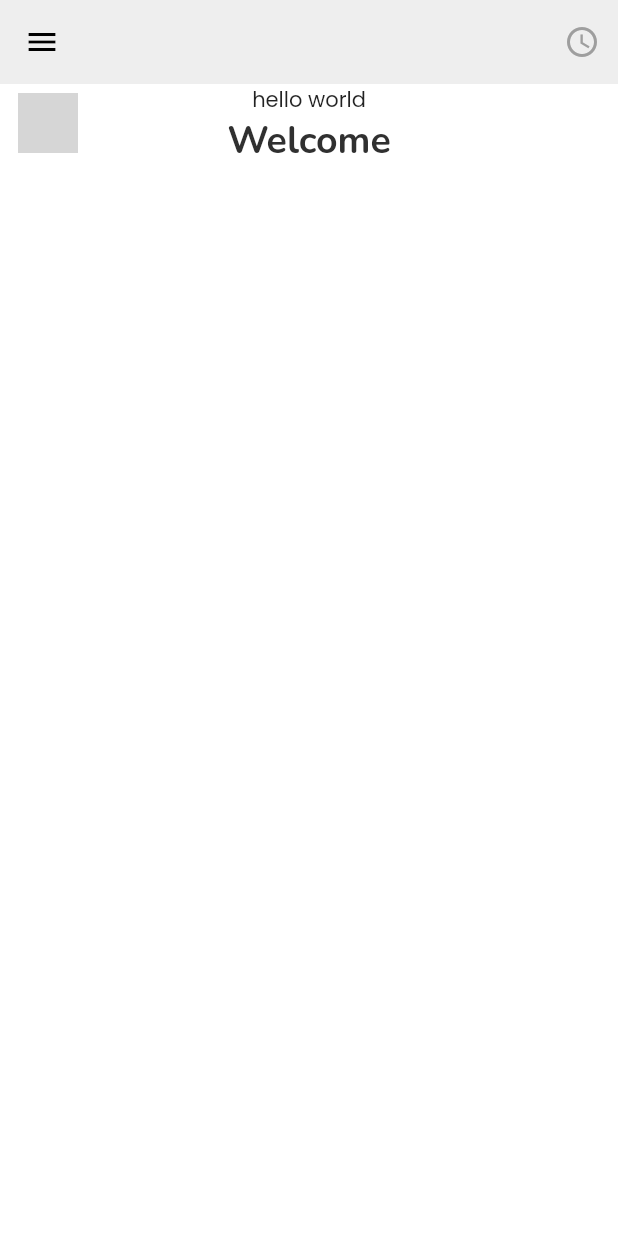
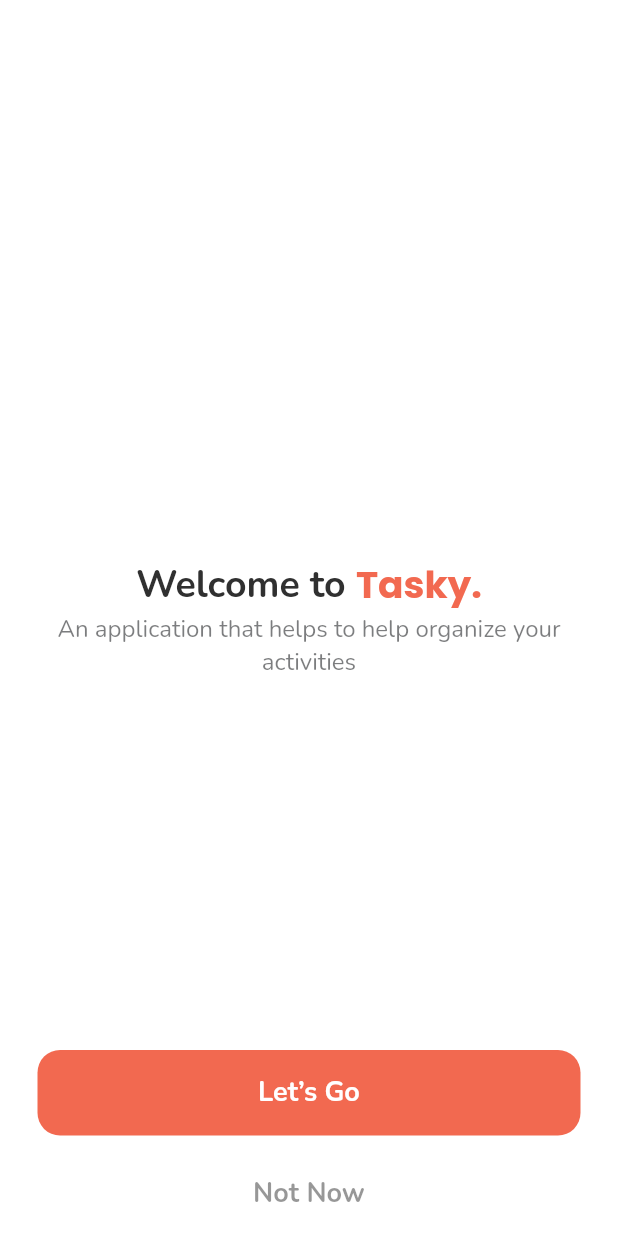
Before and after one commit to ifuncoding/tasky, a Flutter app: the screen it shows after launch, on a phone screen of 412 x 824 dp. Run offline on Flutter 3.47's test engine with Material 2 defaults, Android fonts, the phone set to English and light mode, and no system bars; our stand-ins replace flutter_svg, get; grey boxes are pictures that could not be loaded.

Commit message:
update onboading screen, getx

```diff
--- a/lib/app/drawer_page.dart
+++ b/lib/app/drawer_page.dart
@@ -32,7 +32,7 @@ class DrawerScreen extends StatelessWidget {
             left: 12,
             bottom: 8,
             right: MediaQuery.of(context).size.width / 2.9),
-        color: Palette.bgDrawer,
+        color: Palette.bg_drawer,
         child: Column(
           children: <Widget>[
             Row(
--- a/lib/main.dart
+++ b/lib/main.dart
@@ -1,7 +1,10 @@
 import 'package:flutter/material.dart';
+import 'package:get/get.dart';
 import 'package:provider/provider.dart';
 import 'package:tasky/app/zoom_scaffold.dart';
 import 'package:tasky/views/styles/palette.dart';
+import 'package:tasky/views/ui/home_screen.dart';
+import 'package:tasky/views/ui/intro/greeting_screen.dart';
 
 import 'app/drawer_page.dart';
 
@@ -10,57 +13,18 @@ void main() => runApp(new MyApp());
 class MyApp extends StatelessWidget {
   @override
   Widget build(BuildContext context) {
-    return new MaterialApp(
+    return GetMaterialApp(
+      home: MaterialApp(
         title: 'Zoom Menu',
         theme: ThemeData(
           fontFamily: 'Poppins',
           primaryColor: Palette.primary,
           scaffoldBackgroundColor: Palette.scaffold,
-        textTheme: TextTheme(bodyText1: TextStyle(color: Palette.text_primary)),
+          textTheme:
+              TextTheme(bodyText1: TextStyle(color: Palette.text_primary)),
           visualDensity: VisualDensity.adaptivePlatformDensity,
         ),
-      home: new MyHomePage(),
-    );
-  }
-}
-
-class MyHomePage extends StatefulWidget {
-  @override
-  _MyHomePageState createState() => new _MyHomePageState();
-}
-
-class _MyHomePageState extends State<MyHomePage> with TickerProviderStateMixin {
-  MenuController menuController;
-
-  @override
-  void initState() {
-    super.initState();
-
-    menuController = new MenuController(
-      vsync: this,
-    )..addListener(() => setState(() {}));
-  }
-
-  @override
-  void dispose() {
-    menuController.dispose();
-    super.dispose();
-  }
-
-  @override
-  Widget build(BuildContext context) {
-    return ChangeNotifierProvider(
-      builder: (context) => menuController,
-      child: ZoomScaffold(
-        menuScreen: DrawerScreen(),
-        contentScreen: Layout(
-          contentBuilder: (cc) => Container(
-            color: Colors.grey[200],
-            child: Container(
-              color: Colors.grey[200],
-            ),
-          ),
-        ),
+        home: GreetingScreen(),
       ),
     );
   }
--- a/lib/views/styles/palette.dart
+++ b/lib/views/styles/palette.dart
@@ -7,7 +7,8 @@ class Palette {
 
   static const Color scaffold = Color(0xFFFFFFFF);
 
-  static const Color bgDrawer = Color(0xff0E1F53);
+  static const Color bg_drawer = Color(0xff0E1F53);
+  static const Color bg_gray = Color(0xffE5E5E5);
 
   static const Color text_primary = Color(0xff303030);
 
--- a/lib/views/ui/home_screen.dart
+++ b/lib/views/ui/home_screen.dart
@@ -1,39 +1,46 @@
 import 'package:flutter/material.dart';
-import 'package:tasky/views/widgets/custom_text.dart';
+import 'package:tasky/app/drawer_page.dart';
+import 'package:tasky/app/zoom_scaffold.dart';
+import 'package:provider/provider.dart';
 
-class HomePage extends StatefulWidget {
-  HomePage({Key key, this.title}) : super(key: key);
-  final String title;
+class MyHomePage extends StatefulWidget {
+  @override
+  _MyHomePageState createState() => new _MyHomePageState();
+}
+
+class _MyHomePageState extends State<MyHomePage> with TickerProviderStateMixin {
+  MenuController menuController;
 
   @override
-  _HomePageState createState() => _HomePageState();
-}
+  void initState() {
+    super.initState();
 
-class _HomePageState extends State<HomePage> {
-  int _counter = 0;
+    menuController = new MenuController(
+      vsync: this,
+    )..addListener(() => setState(() {}));
+  }
 
-  void _incrementCounter() {
-    setState(() {
-      _counter++;
-    });
+  @override
+  void dispose() {
+    menuController.dispose();
+    super.dispose();
   }
 
   @override
   Widget build(BuildContext context) {
-    return Scaffold(
-      body: Center(
-        child: Column(
-          children: [
-            Text('hello world'),
-            CustomText(
-              text: 'Welcome',
-              fontFamily: 'Nunito',
-              fontSize: 25.0,
-              fontWeight: FontWeight.w700,
-            )
-          ],
+    return ChangeNotifierProvider(
+      builder: (context) => menuController,
+      child: ZoomScaffold(
+        menuScreen: DrawerScreen(),
+        contentScreen: Layout(
+          contentBuilder: (cc) => Container(
+            color: Colors.grey[200],
+            child: Container(
+              color: Colors.grey[200],
+            ),
+          ),
         ),
-      ), // This trailing comma makes auto-formatting nicer for build methods.
+      ),
     );
   }
 }
--- /dev/null
+++ b/lib/views/ui/intro/greeting_screen.dart
@@ -0,0 +1,77 @@
+import 'package:flutter/material.dart';
+import 'package:get/get.dart';
+import 'package:tasky/views/styles/palette.dart';
+import 'package:tasky/views/ui/intro/onboarding_screen.dart';
+import 'package:tasky/views/widgets/button_primary.dart';
+import 'package:tasky/views/widgets/custom_text.dart';
+
+class GreetingScreen extends StatelessWidget {
+  @override
+  Widget build(BuildContext context) {
+    return Scaffold(
+      body: SafeArea(
+        child: Container(
+          child: Stack(
+            children: [
+              Container(
+                margin: EdgeInsets.all(25.0),
+                alignment: Alignment.center,
+                child: Column(
+                  mainAxisAlignment: MainAxisAlignment.center,
+                  children: [
+                    Row(
+                      mainAxisAlignment: MainAxisAlignment.center,
+                      children: [
+                        CustomText(
+                          text: 'Welcome to ',
+                          fontFamily: font_nunito,
+                          fontSize: 25.0,
+                          fontWeight: FontWeight.w700,
+                        ),
+                        CustomText(
+                          text: 'Tasky.',
+                          fontSize: 25.0,
+                          fontWeight: FontWeight.w700,
+                          color: Palette.primary,
+                        ),
+                      ],
+                    ),
+                    CustomText(
+                      text:
+                          'An application that helps to help organize your activities',
+                      fontFamily: font_nunito,
+                      fontSize: 16.0,
+                      color: Color(0xff252729).withOpacity(0.6),
+                      textAlign: TextAlign.center,
+                    )
+                  ],
+                ),
+              ),
+              Positioned(
+                bottom: 0.0,
+                left: 0.0,
+                right: 0.0,
+                child: Column(
+                  children: [
+                    ButtonPrimary(
+                      text: 'Let’s Go',
+                      backgroundColor: Palette.primary,
+                      onTap: () {
+                        Get.to(OnboardingScreen());
+                      },
+                    ),
+                    SizedBox(height: 10.0),
+                    ButtonPrimary(
+                      text: 'Not Now',
+                      textColor: Palette.text_primary.withOpacity(0.5),
+                    ),
+                  ],
+                ),
+              )
+            ],
+          ),
+        ),
+      ),
+    );
+  }
+}
--- /dev/null
+++ b/lib/views/widgets/button_primary.dart
@@ -0,0 +1,42 @@
+import 'package:flutter/material.dart';
+import 'package:tasky/views/styles/palette.dart';
+import 'package:tasky/views/widgets/custom_text.dart';
+
+class ButtonPrimary extends StatelessWidget {
+  final String text;
+  final Color textColor;
+  final Color backgroundColor;
+  final Function onTap;
+
+  const ButtonPrimary({
+    Key key,
+    @required this.text,
+    this.textColor,
+    this.backgroundColor,
+    this.onTap,
+  }) : super(key: key);
+
+  @override
+  Widget build(BuildContext context) {
+    return GestureDetector(
+      onTap: onTap,
+      child: Container(
+        margin: EdgeInsets.symmetric(horizontal: 25.0),
+        height: 57.0,
+        decoration: BoxDecoration(
+          borderRadius: BorderRadius.circular(15.0),
+          color: backgroundColor == null ? Colors.transparent : backgroundColor,
+        ),
+        child: Center(
+          child: CustomText(
+            text: text,
+            color: textColor == null ? Colors.white : textColor,
+            fontSize: 18.0,
+            fontWeight: FontWeight.w700,
+            fontFamily: font_nunito,
+          ),
+        ),
+      ),
+    );
+  }
+}
--- a/lib/views/widgets/custom_text.dart
+++ b/lib/views/widgets/custom_text.dart
@@ -7,14 +7,16 @@ class CustomText extends StatelessWidget {
   final String fontFamily;
   final double fontSize;
   final Color color;
+  final TextAlign textAlign;
 
   const CustomText({
     Key key,
     @required this.text,
-    this.fontWeight,
+    this.fontWeight = FontWeight.w400,
     this.fontFamily,
-    this.fontSize,
-    this.color,
+    this.fontSize = 14.0,
+    this.color = Palette.text_primary,
+    this.textAlign = TextAlign.left,
   }) : super(key: key);
 
   @override
@@ -22,11 +24,12 @@ class CustomText extends StatelessWidget {
     return Text(
       text,
       style: TextStyle(
-        fontSize: fontSize == null ? 14.0 : fontSize,
-        fontWeight: fontWeight == null ? FontWeight.w400 : fontWeight,
-        color: color == null ? Palette.text_primary : color,
+        fontSize: fontSize,
+        fontWeight: fontWeight,
+        color: color,
         fontFamily: fontFamily,
       ),
+      textAlign: textAlign,
     );
   }
 }
```
Also changed, not shown: lib/app/zoom_scaffold.dart (+6 -1 lines), lib/views/ui/intro/onboarding_screen.dart (added, +53 -0 lines), assets/icons/Union.svg (added), assets/icons/log-in.svg (added), assets/icons/menu.svg (added), assets/icons/monitor.svg (added), assets/icons/more-horizontal.svg (added), assets/icons/ring.svg (added), assets/icons/search.svg (added), assets/icons/settings.svg (added), assets/icons/smartphone.svg (added). Lines whose indentation alone changed are shown as unchanged.
